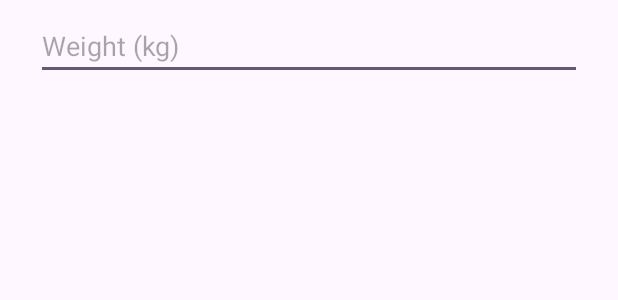
After one commit to JordanoPreteroti/ENGR390, an Android app: the layout dialog_edit_weight.xml on its own in the app's theme, with its tools: preview values and no code run, on a phone screen of 412 x 824 dp. The commit adds this screen. Shown: the top 300 px of the screen. Run offline under Robolectric (Android 15) with nearby library versions, the phone set to English and light mode, and no system bars.

Commit message:
feat: allow users to edit profile weight

```diff
--- /dev/null
+++ b/app/src/main/res/layout/dialog_edit_weight.xml
@@ -0,0 +1,20 @@
+<?xml version="1.0" encoding="utf-8"?>
+<LinearLayout
+    xmlns:android="http://schemas.android.com/apk/res/android"
+    android:layout_width="match_parent"
+    android:layout_height="wrap_content"
+    android:orientation="vertical"
+    android:paddingStart="24dp"
+    android:paddingEnd="24dp"
+    android:paddingTop="8dp"
+    android:paddingBottom="8dp">
+
+    <EditText
+        android:id="@+id/etEditWeight"
+        android:layout_width="match_parent"
+        android:layout_height="wrap_content"
+        android:hint="Weight (kg)"
+        android:inputType="numberDecimal"
+        android:selectAllOnFocus="true" />
+
+</LinearLayout>
```
Also changed, not shown: app/src/main/java/com/coen390/engr390/data/DatabaseHelper.java (+13 -0 lines), app/src/main/java/com/coen390/engr390/view/ProfilesActivity.java (+77 -0 lines).
